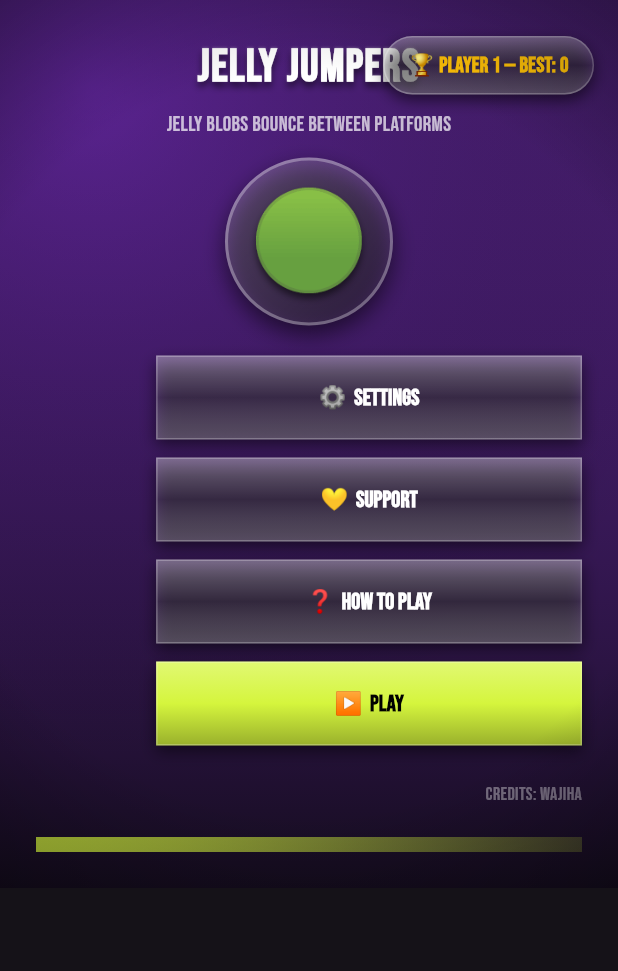
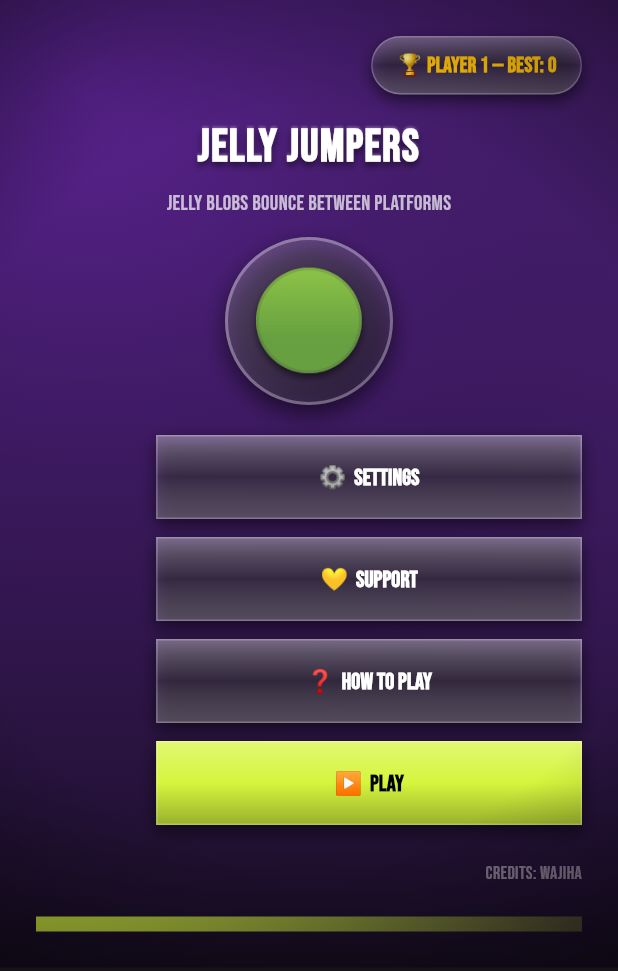
Before and after one commit to wjia-n/game-jellyjumpers, a Flutter app: the screen it shows after launch, on a phone screen of 412 x 824 dp. Shown: the top 971 px of the screen. Run offline on Flutter 3.47's test engine with Material 3 defaults, Android fonts, the light colour scheme and no system bars; our stand-ins replace audioplayers, cross_file, file_picker, in_app_purchase, in_app_review, qr_flutter and 2 more; missing offline and left inert: mobile_scanner.

Commit message:
Layout pass follow-up: top-right chip in flow (was overlaying the title)

```diff
--- a/lib/screens/menu_screen.dart
+++ b/lib/screens/menu_screen.dart
@@ -386,6 +386,16 @@ class _MenuScreenState extends State<MenuScreen> {
     final c = widget.config;
     final L = layoutConfig;
     final col = <Widget>[];
+    // top-right chip lives IN FLOW (first row, right-aligned) instead of a
+    // Positioned overlay at _topPad(): the overlay sat exactly on the title
+    // row and obscured long/centred titles (geargallop: chip covered
+    // 'GEAR GALLOP'). In flow it can never overlap anything; _cornerSafe
+    // keeps it clear of a top-corner badge when both are present.
+    if (L.chipPos == 'top-right') {
+      col.add(_cornerSafe(
+          Align(alignment: Alignment.centerRight, child: _chip())));
+      col.add(const SizedBox(height: 14));
+    }
     if (L.logoPos == 'above') {
       col.add(Align(alignment: _align(L.titleAlign), child: _logo(c)));
       col.add(const SizedBox(height: 14));
@@ -478,11 +488,6 @@ class _MenuScreenState extends State<MenuScreen> {
     if (L.logoPos == 'top-corner') {
       overlays.add(Positioned(top: 12, right: 16, child: _logo(c)));
     }
-    if (L.chipPos == 'top-right') {
-      // If the logo already owns the top-right corner, drop the chip below it.
-      final top = L.logoPos == 'top-corner' ? _topPad() + 120 : _topPad();
-      overlays.add(Positioned(top: top, right: 16, child: _chip()));
-    }
     if (L.motif == 'bg-scatter') {
       overlays.addAll([
         Positioned(
```
